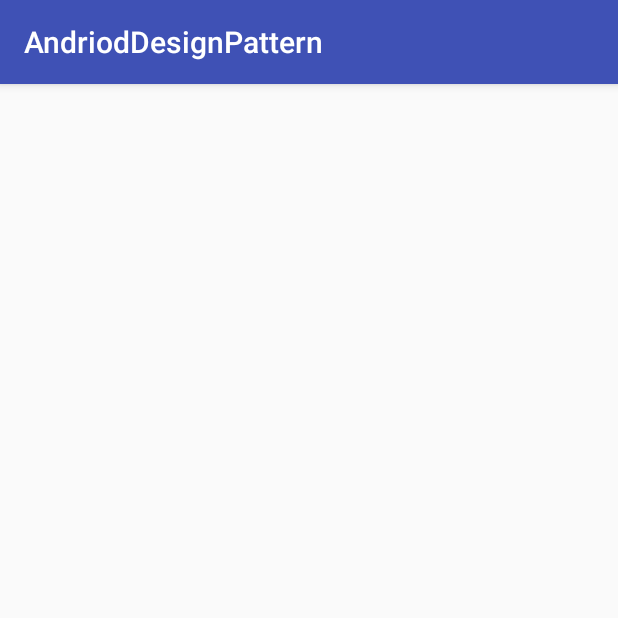
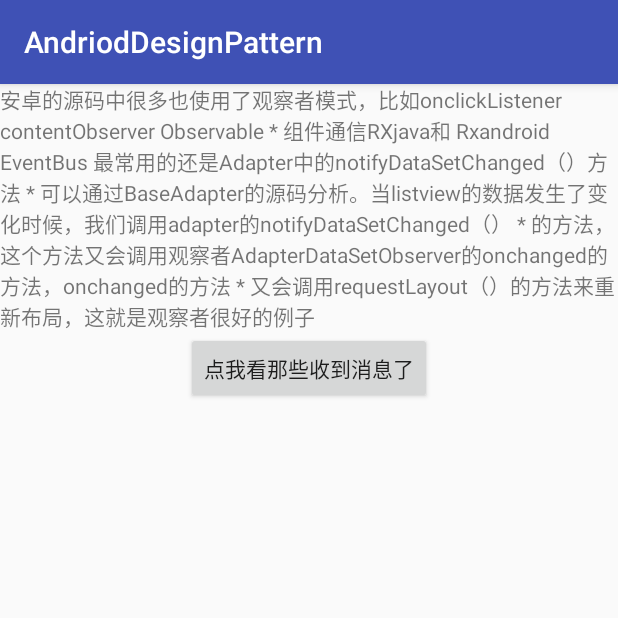
Before and after one commit to Shimingli/AndriodDesignPattern, an Android app: the fragment ObserverModelFragment shown on its own in the app's theme, on a phone screen of 412 x 824 dp, the top half of it. Run offline under Robolectric (Android 15) with nearby library versions, the phone set to English and light mode, and no system bars.

Commit message:
实现观察者模式的代码

```diff
--- a/app/src/main/java/com/shiming/andrioddesignpattern/BehaviorModelActivity.java
+++ b/app/src/main/java/com/shiming/andrioddesignpattern/BehaviorModelActivity.java
@@ -9,7 +9,7 @@ import android.support.v4.view.ViewPager;
 import android.support.v7.app.AppCompatActivity;
 
 import com.flyco.tablayout.SlidingTabLayout;
-import com.shiming.andrioddesignpattern.ui.BuilderModelFragment;
+import com.shiming.andrioddesignpattern.ui.ObserverModelFragment;
 import com.shiming.andrioddesignpattern.ui.ProtoTypeModelFragment;
 import com.shiming.andrioddesignpattern.ui.StrategyModelFragment;
 import com.shiming.andrioddesignpattern.ui.TemplateModelFragment;
@@ -36,13 +36,13 @@ public class BehaviorModelActivity extends AppCompatActivity {
         mTitles = new String[]{
                 this.getResources().getString(R.string.all_order_tab16),
                 this.getResources().getString(R.string.all_order_tab17),
-                this.getResources().getString(R.string.all_order_tab3),
+                this.getResources().getString(R.string.all_order_tab18),
                 this.getResources().getString(R.string.all_order_tab4),
         };
 
         mFragments.add(new StrategyModelFragment());
         mFragments.add(new TemplateModelFragment());
-        mFragments.add(new BuilderModelFragment());
+        mFragments.add(new ObserverModelFragment());
         mFragments.add(new ProtoTypeModelFragment());
 
 
--- /dev/null
+++ b/app/src/main/java/com/shiming/andrioddesignpattern/observer_model/ConcreteObserver.java
@@ -0,0 +1,24 @@
+package com.shiming.andrioddesignpattern.observer_model;
+
+/**
+ * Created by shiming on 2017/9/23.
+ * 具体观察者，是实现抽象观察者定义的更新接口，以便在得到更改通知时更新自身的状态
+ */
+
+public class ConcreteObserver implements Observer {
+
+    private String mMessage;
+    private final String mName;
+
+    public ConcreteObserver(String name) {
+        mName = name;
+    }
+
+    @Override
+    public void update(String message) {
+        mMessage = message;
+    }
+    public String getMessage(){
+        return mName+"收到了："+mMessage;
+    }
+}
--- /dev/null
+++ b/app/src/main/java/com/shiming/andrioddesignpattern/observer_model/ConcreteSubject.java
@@ -0,0 +1,31 @@
+package com.shiming.andrioddesignpattern.observer_model;
+
+import java.util.ArrayList;
+import java.util.List;
+
+/**
+ * Created by shiming on 2017/9/24.
+ * 具体观察者，改角色将有关状态存入具体观察者，在具体主题内部状态发生改变时，给所有注册过的
+ * 观察者发送通知
+ */
+
+public class ConcreteSubject implements Subject {
+    private List<Observer> mOberver= new ArrayList<Observer>();
+
+    @Override
+    public void attach(Observer observer) {
+        mOberver.add(observer);
+    }
+
+    @Override
+    public void detach(Observer observer) {
+       mOberver.remove(observer);
+    }
+
+    @Override
+    public void notifyMessage(String message) {
+        for (Observer bean :mOberver) {
+            bean.update(message);
+        }
+    }
+}
--- /dev/null
+++ b/app/src/main/java/com/shiming/andrioddesignpattern/observer_model/Observer.java
@@ -0,0 +1,11 @@
+package com.shiming.andrioddesignpattern.observer_model;
+
+/**
+ * Created by shiming on 2017/9/23.
+ * observer ：抽象观察者，是观察者的抽象类，它定义了一个更新的接口，使得在得到
+ * 主题更改通知时候更新自己
+ */
+
+public interface Observer {
+    void update(String message);
+}
--- /dev/null
+++ b/app/src/main/java/com/shiming/andrioddesignpattern/observer_model/Subject.java
@@ -0,0 +1,27 @@
+package com.shiming.andrioddesignpattern.observer_model;
+
+/**
+ * Created by shiming on 2017/9/24.
+ * 抽象被观察者Subject
+ */
+
+public interface Subject {
+    /**
+     * 增加订阅者
+     * @param observer
+     */
+    void  attach(Observer observer);
+
+    /**
+     * 删除订阅者
+     * @param observer
+     */
+    void detach(Observer observer);
+
+    /**
+     * 通知订阅者更新消息
+     * @param message
+     */
+    void notifyMessage(String message);
+
+}
--- a/app/src/main/java/com/shiming/andrioddesignpattern/ui/ObserverModelFragment.java
+++ b/app/src/main/java/com/shiming/andrioddesignpattern/ui/ObserverModelFragment.java
@@ -1,23 +1,71 @@
 package com.shiming.andrioddesignpattern.ui;
 
 import android.os.Bundle;
+import android.support.annotation.Nullable;
 import android.view.LayoutInflater;
 import android.view.View;
 import android.view.ViewGroup;
+import android.widget.Button;
 
 import com.shiming.andrioddesignpattern.R;
+import com.shiming.andrioddesignpattern.observer_model.ConcreteObserver;
+import com.shiming.andrioddesignpattern.observer_model.ConcreteSubject;
+import com.shiming.andrioddesignpattern.utils.ToastUtil;
 
 /**
  * @author shiming
  * @version v1.0 create at 2017/9/22
  * @des Observer 观察者模式：发布和订阅模式 publish - subscribe 模式，属于行为型模式德一种，它定义了一种一对多的依赖关系
  * 让多个观察者对象同时监听某一个主题对象，这个主题对象在状态变化时候，会通知所有的观察对象，使他们能够自动更新自己
+ * 使用的场景：关联行为场景，需要注意的是，关联行为是可拆分的，而不是组合关系
+ * 事件多级触发的场景
+ * 跨系统的消息交换的场景，如消息队列，事件总线的处理机制
+ * 优点，解耦，让耦合的双方都依赖于抽象，从而使得各自的变换都不会影响另外一边的变换
+ * 缺点：在应用观察者模式时候需要考虑一下开发的效率和运行效率的问题，程序中包括一个被观察者和多个观察者
+ * ，开发或者是调试内容比较复杂，而且在java中消息的通知一般是顺序执行，那么一个观察者消耗的时间过长的话
+ * 在这种情况下，一般会采用异步的实现
+ * 安卓的源码中很多也使用了观察者模式，比如onclickListener contentObserver Observable
+ * 组件通信RXjava和 Rxandroid EventBus 最常用的还是Adapter中的notifyDataSetChanged（）方法
+ * 可以通过BaseAdapter的源码分析。当listview的数据发生了变化时候，我们调用adapter的notifyDataSetChanged（）
+ * 的方法，这个方法又会调用观察者AdapterDataSetObserver的onchanged的方法，onchanged的方法
+ * 又会调用requestLayout（）的方法来重新布局，这就是观察者很好的例子
  *
- * http://blog.csdn.net/itachi85/article/details/50773358
  */
 public class ObserverModelFragment extends BaseFragment {
     @Override
     public View createView(LayoutInflater inflater, ViewGroup container, Bundle savedInstanceState) {
         return inflater.inflate(R.layout.observer_model_fragment_layout,null,false);
     }
+
+    @Override
+    public void onActivityCreated(@Nullable Bundle savedInstanceState) {
+        super.onActivityCreated(savedInstanceState);
+        final ConcreteObserver a = new ConcreteObserver("A");
+        final ConcreteObserver b = new ConcreteObserver("B");
+        final ConcreteObserver c = new ConcreteObserver("C");
+        final ConcreteObserver d = new ConcreteObserver("D");
+
+
+        final ConcreteSubject concreteSubject = new ConcreteSubject();
+        concreteSubject.attach(a);
+        concreteSubject.attach(b);
+        concreteSubject.attach(c);
+        concreteSubject.attach(d);
+
+        Button click = (Button) getView().findViewById(R.id.btn_click);
+        click.setOnClickListener(new View.OnClickListener() {
+            @Override
+            public void onClick(View v) {
+                concreteSubject.notifyMessage("我要取媳妇了哦");
+                String messagea = a.getMessage();
+                String messageb = b.getMessage();
+                String messagec = c.getMessage();
+                String messaged= d.getMessage();
+                ToastUtil.showShort(getContext(),messagea+messageb+messagec+messaged);
+
+
+            }
+        });
+
+    }
 }
--- a/app/src/main/res/layout/observer_model_fragment_layout.xml
+++ b/app/src/main/res/layout/observer_model_fragment_layout.xml
@@ -3,5 +3,15 @@
               android:orientation="vertical"
               android:layout_width="match_parent"
               android:layout_height="match_parent">
-
+  <TextView
+      android:text="@string/observer"
+      android:layout_width="wrap_content"
+      android:layout_gravity="center"
+      android:layout_height="wrap_content"/>
+  <Button
+      android:layout_gravity="center"
+      android:id="@+id/btn_click"
+      android:layout_width="wrap_content"
+      android:text="点我看那些收到消息了"
+      android:layout_height="wrap_content"/>
 </LinearLayout>
--- a/app/src/main/res/values/strings.xml
+++ b/app/src/main/res/values/strings.xml
@@ -84,4 +84,6 @@
     \n 在安卓中 view的Draw方法就空实现，自定义view要是子类需要的话就重写 ondraw方法，erondraw的方法在父类View
         中已经帮我们调用的顺序做好了，然后我们只需要关心你到底怎么去实现 就是ondraw方法里面
     </string>
+    <string name="all_order_tab18">观察者模式</string>
+    <string name="observer">安卓的源码中很多也使用了观察者模式，比如onclickListener contentObserver Observable  * 组件通信RXjava和 Rxandroid EventBus 最常用的还是Adapter中的notifyDataSetChanged（）方法  * 可以通过BaseAdapter的源码分析。当listview的数据发生了变化时候，我们调用adapter的notifyDataSetChanged（）  * 的方法，这个方法又会调用观察者AdapterDataSetObserver的onchanged的方法，onchanged的方法  * 又会调用requestLayout（）的方法来重新布局，这就是观察者很好的例子</string>
 </resources>
```
